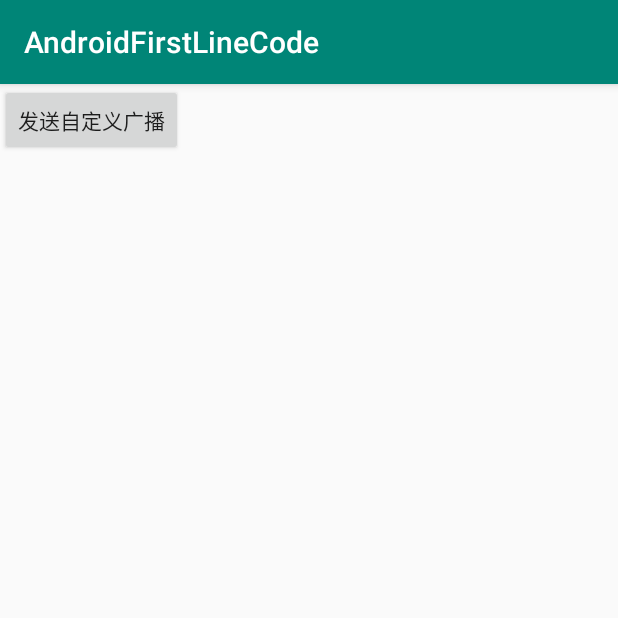
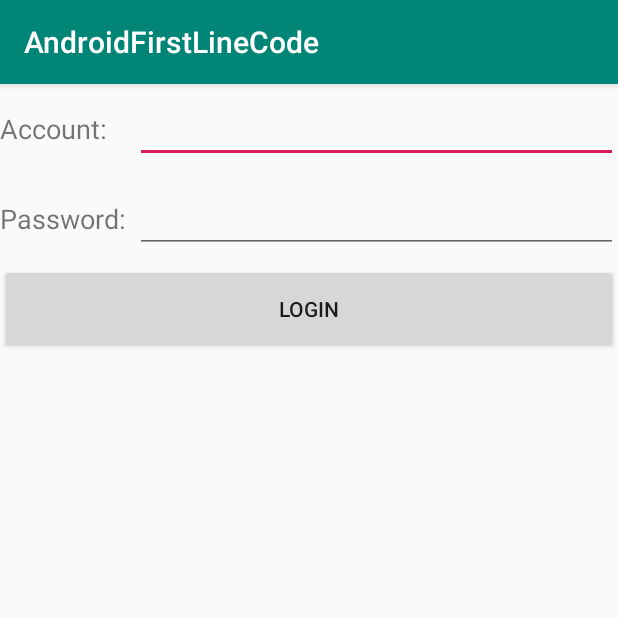
Before and after one commit to jxoday/AndroidFirstLineCode, an Android app: the screen it shows after launch (BroadcastTestActivity before the commit, LoginActivity after it), on a phone screen of 412 x 824 dp, the top half of it. Run offline under Robolectric (Android 15) with nearby library versions, the phone set to English and light mode, and no system bars.

Commit message:
学习本地广播

```diff
--- /dev/null
+++ b/app/src/main/java/com/example/androidfirstlinecode/broadcast/example_local_broadcast/LoginActivity.java
@@ -0,0 +1,46 @@
+package com.example.androidfirstlinecode.broadcast.example_local_broadcast;
+
+import android.content.Intent;
+import android.os.Bundle;
+import android.support.v7.app.AppCompatActivity;
+import android.view.View;
+import android.widget.Button;
+import android.widget.EditText;
+import android.widget.Toast;
+
+import com.example.androidfirstlinecode.R;
+
+/**
+ * @author JinXin
+ */
+public class LoginActivity extends AppCompatActivity {
+
+    private EditText accountEdit,passwordEdit;
+
+    @Override
+    protected void onCreate(Bundle savedInstanceState) {
+        super.onCreate(savedInstanceState);
+        setContentView(R.layout.activity_login);
+
+        accountEdit = findViewById(R.id.account);
+        passwordEdit = findViewById(R.id.password);
+        Button loginBtn = findViewById(R.id.login);
+
+        loginBtn.setOnClickListener(new View.OnClickListener() {
+            @Override
+            public void onClick(View v) {
+                String account = accountEdit.getText().toString();
+                String password = passwordEdit.getText().toString();
+                // 如果账号是admin且密码是123456，就认为登录成功
+                if (account.equals("admin") && password.equals("123456")) {
+                    Intent intent = new Intent(LoginActivity.this, BroadcastMainActivity.class);
+                    startActivity(intent);
+                    finish();
+                } else {
+                    Toast.makeText(LoginActivity.this,"请输入正确的账号和密码",Toast.LENGTH_LONG).show();
+                }
+
+            }
+        });
+    }
+}
--- a/app/src/main/res/layout/activity_broadcast_test.xml
+++ b/app/src/main/res/layout/activity_broadcast_test.xml
@@ -12,6 +12,6 @@
         android:layout_height="wrap_content"
         app:layout_constraintTop_toTopOf="parent"
         app:layout_constraintStart_toStartOf="parent"
-        android:text="发送自定义广播"/>
+        android:text="发送广播"/>
 
 </android.support.constraint.ConstraintLayout>
--- /dev/null
+++ b/app/src/main/res/layout/activity_login.xml
@@ -0,0 +1,58 @@
+<?xml version="1.0" encoding="utf-8"?>
+<LinearLayout xmlns:android="http://schemas.android.com/apk/res/android"
+    xmlns:app="http://schemas.android.com/apk/res-auto"
+    xmlns:tools="http://schemas.android.com/tools"
+    android:layout_width="match_parent"
+    android:layout_height="match_parent"
+    android:orientation="vertical"
+    tools:context=".broadcast.example_local_broadcast.LoginActivity">
+
+    <LinearLayout
+        android:layout_width="match_parent"
+        android:layout_height="60dp"
+        android:orientation="horizontal">
+
+        <TextView
+            android:layout_width="90dp"
+            android:layout_height="wrap_content"
+            android:layout_gravity="center_vertical"
+            android:textSize="18sp"
+            android:text="Account:" />
+
+        <EditText
+            android:id="@+id/account"
+            android:layout_width="0dp"
+            android:layout_height="wrap_content"
+            android:layout_weight="1"
+            android:layout_gravity="center_vertical"/>
+    </LinearLayout>
+
+    <LinearLayout
+        android:orientation="horizontal"
+        android:layout_width="match_parent"
+        android:layout_height="60dp">
+
+        <TextView
+            android:layout_width="90dp"
+            android:layout_height="wrap_content"
+            android:layout_gravity="center_vertical"
+            android:textSize="18sp"
+            android:text="Password:" />
+
+        <EditText
+            android:id="@+id/password"
+            android:layout_width="0dp"
+            android:layout_height="wrap_content"
+            android:layout_weight="1"
+            android:layout_gravity="center_vertical"
+            android:inputType="textPassword"/>
+
+    </LinearLayout>
+
+    <Button
+        android:id="@+id/login"
+        android:layout_width="match_parent"
+        android:layout_height="60dp"
+        android:text="Login"/>
+
+</LinearLayout>
```
Also changed, not shown: app/src/main/AndroidManifest.xml (+11 -5 lines), app/src/main/java/com/example/androidfirstlinecode/broadcast/BroadcastTestActivity.java (+37 -1 lines), app/src/main/java/com/example/androidfirstlinecode/broadcast/LocalReceiver.java (added, +21 -0 lines), app/src/main/java/com/example/androidfirstlinecode/broadcast/example_local_broadcast/ActivityCollector.java (added, +30 -0 lines), app/src/main/java/com/example/androidfirstlinecode/broadcast/example_local_broadcast/BaseActivity.java (added, +46 -0 lines), app/src/main/java/com/example/androidfirstlinecode/broadcast/example_local_broadcast/BroadcastMainActivity.java (added, +31 -0 lines), app/src/main/java/com/example/androidfirstlinecode/broadcast/example_local_broadcast/ForceOfflineReceiver.java (added, +36 -0 lines), app/src/main/res/layout/activity_broadcast_main.xml (added, +16 -0 lines).
